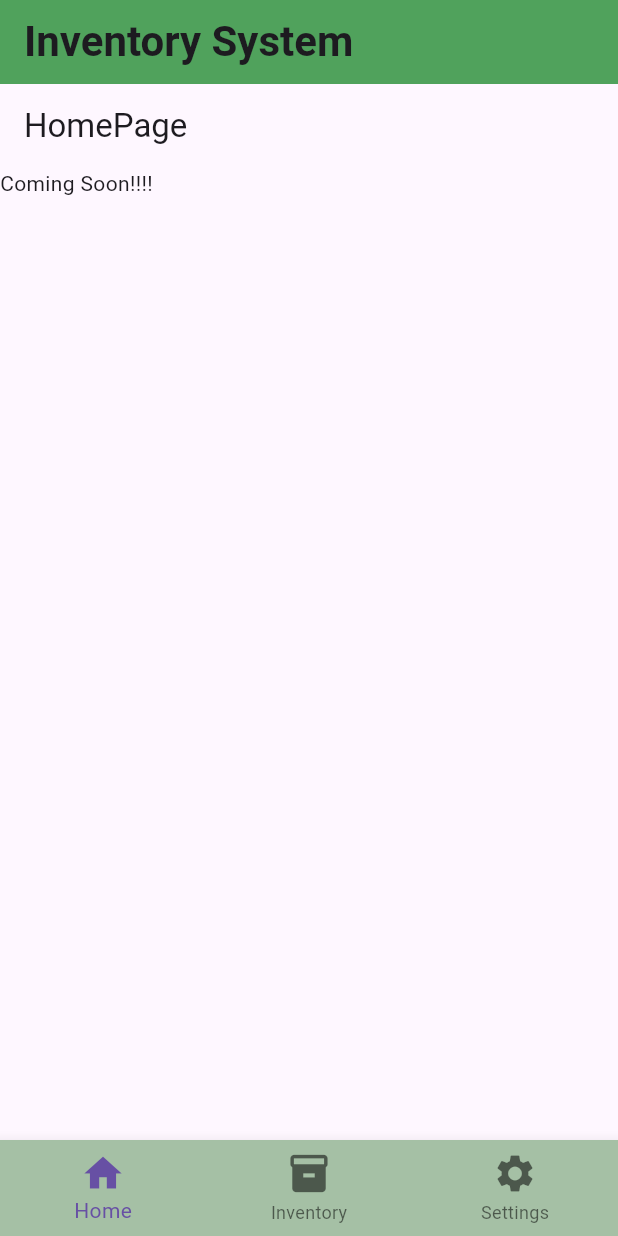
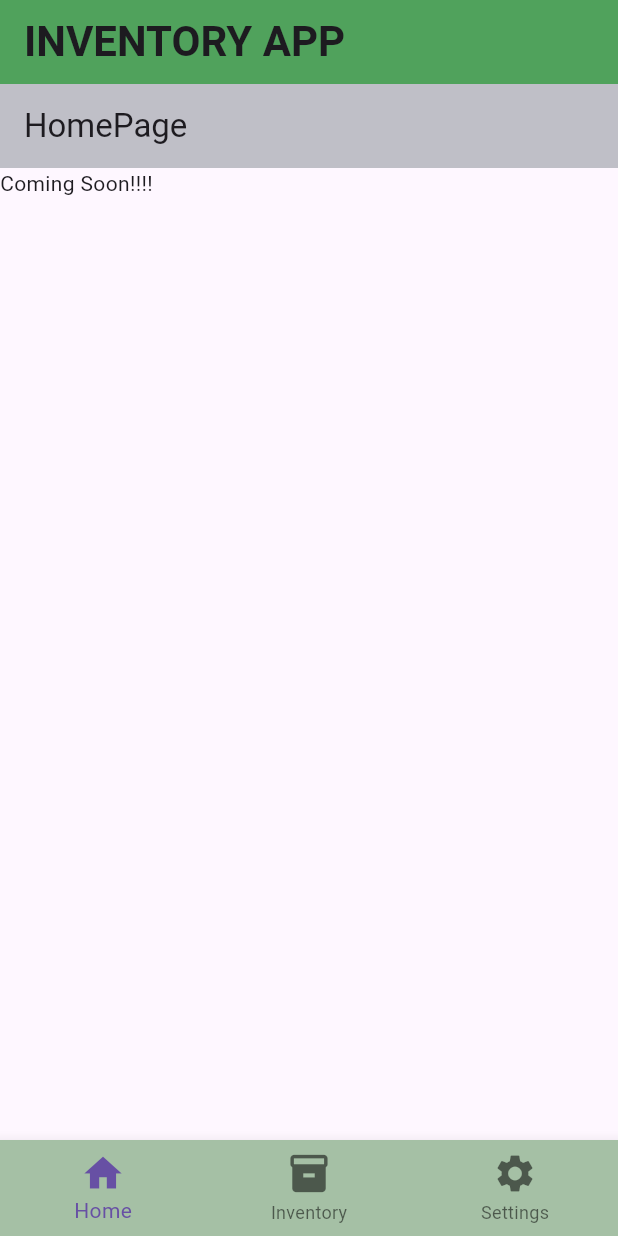
Before and after one commit to ogiki477/inventory_management_system, a Flutter app: the screen it shows after launch, on a phone screen of 412 x 824 dp. Run offline on Flutter 3.47's test engine with Material 3 defaults, Android fonts, the phone set to English and light mode, and no system bars; our stand-ins replace flutter_dotenv.

Commit message:
more changes

```diff
--- a/lib/Screens/homescreen.dart
+++ b/lib/Screens/homescreen.dart
@@ -7,6 +7,8 @@ class HomeScreen extends StatelessWidget {
     return Scaffold(
       appBar: AppBar(
         title: const Text("HomePage"),
+        backgroundColor: const Color.fromARGB(255, 205, 209, 205),
+        elevation: 20,
       ),
       body: const Text("Coming Soon!!!!"),
     );
--- a/lib/Screens/settingscreen.dart
+++ b/lib/Screens/settingscreen.dart
@@ -7,6 +7,8 @@ class SettingScreen extends StatelessWidget {
     return Scaffold(
       appBar: AppBar(
         title: const Text("Settings"),
+        backgroundColor: const Color.fromARGB(255, 205, 209, 205),
+        elevation: 20,
       ),
       body: const Column(
         //mainAxisAlignment: MainAxisAlignment.center,
--- a/lib/main.dart
+++ b/lib/main.dart
@@ -1,17 +1,19 @@
 import 'package:flutter/material.dart';
 import 'package:inventory_management_system/starterpage.dart';
+import 'package:flutter_dotenv/flutter_dotenv.dart';
 
-void main() {
-  runApp(MyApp());
+void main() async {
+  await dotenv.load(fileName: '.env');
+  runApp(const MyApp());
 }
 
 class MyApp extends StatelessWidget {
   const MyApp({super.key});
   @override
   build(context) {
-    return const MaterialApp(
+    return MaterialApp(
       debugShowCheckedModeBanner: false,
-      home: StarterPage(),
+      home: StarterPage('${dotenv.env['APP_NAME']}'),
     );
   }
 }
--- a/lib/starterpage.dart
+++ b/lib/starterpage.dart
@@ -4,7 +4,8 @@ import 'package:inventory_management_system/Screens/inventoryscreen.dart';
 import 'package:inventory_management_system/Screens/settingscreen.dart';
 
 class StarterPage extends StatefulWidget {
-  const StarterPage({super.key});
+  StarterPage(this.title, {super.key});
+  String title;
   @override
   State<StarterPage> createState() {
     return _StarterPageState();
@@ -24,14 +25,22 @@ class _StarterPageState extends State<StarterPage> {
   build(context) {
     return Scaffold(
       appBar: AppBar(
-        title: const Text(
-          "Inventory System",
-          style: TextStyle(
+        title: Text(
+          widget.title,
+          style: const TextStyle(
             fontSize: 28,
             fontWeight: FontWeight.bold,
             //fontStyle: FontStyle.italic,
           ),
         ),
+        // const Text(
+        //   "Inventory System",
+        //   style: TextStyle(
+        //     fontSize: 28,
+        //     fontWeight: FontWeight.bold,
+        //     //fontStyle: FontStyle.italic,
+        //   ),
+        // ),
         backgroundColor: Colors.green,
         elevation: 20,
       ),
--- a/pubspec.yaml
+++ b/pubspec.yaml
@@ -35,6 +35,7 @@ dependencies:
   # The following adds the Cupertino Icons font to your application.
   # Use with the CupertinoIcons class for iOS style icons.
   cupertino_icons: ^1.0.6
+  flutter_dotenv: ^5.1.0
 
 dev_dependencies:
   flutter_test:
@@ -59,9 +60,8 @@ flutter:
   uses-material-design: true
 
   # To add assets to your application, add an assets section, like this:
-  # assets:
-  #   - images/a_dot_burr.jpeg
-  #   - images/a_dot_ham.jpeg
+  assets:
+    - .env
 
   # An image asset can refer to one or more resolution-specific "variants", see
   # https://flutter.dev/assets-and-images/#resolution-aware
```
Also changed, not shown: pubspec.lock, 1 other file.
